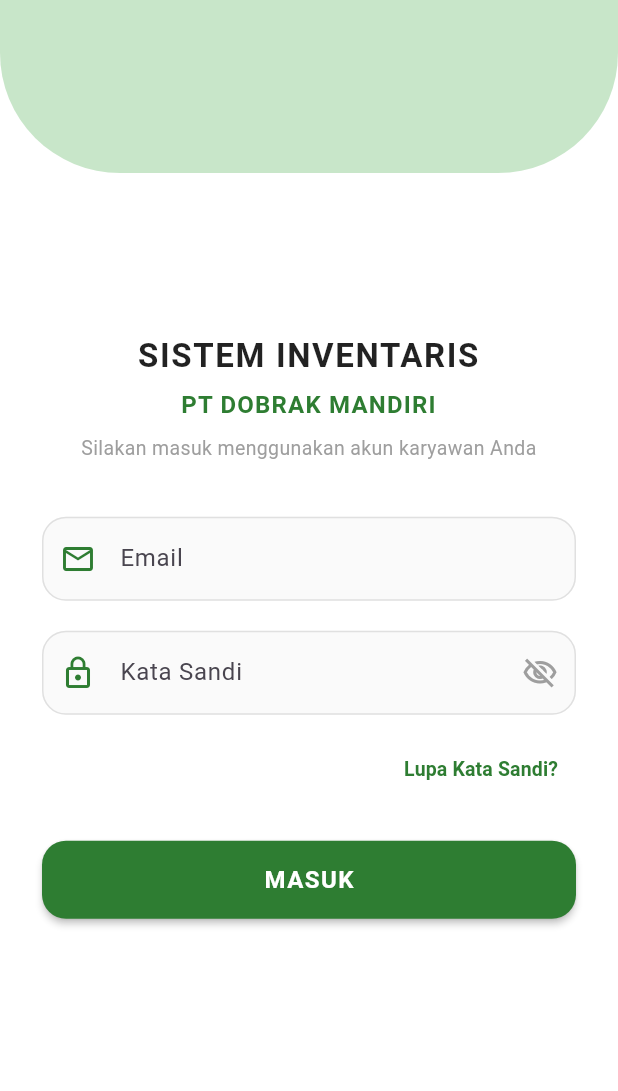
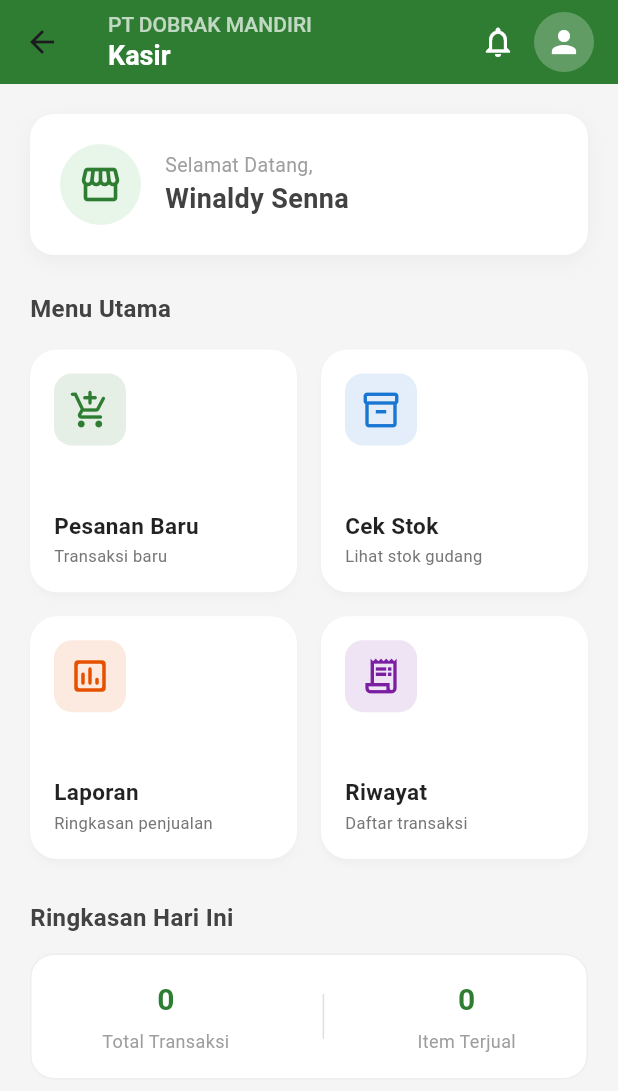
Before and after one commit to kevinnsrt/dobrak-mandiri, a Flutter app: the LoginForm screen opened directly, after a tap on "MASUK", on a phone screen of 412 x 824 dp. Shown: the top 1091 px of the screen. Run offline on Flutter 3.47's test engine with Material 3 defaults, Android fonts, the phone set to English and light mode, and no system bars; network calls fail.

Commit message:
slicing ui cashier dashboard

```diff
--- a/lib/authentication/login-form.dart
+++ b/lib/authentication/login-form.dart
@@ -1,3 +1,4 @@
+import 'package:dobrak_mandiri_app/dashboard/cashier.main.dashboard.dart';
 import 'package:flutter/material.dart';
 
 class LoginForm extends StatefulWidget {
@@ -182,7 +183,12 @@
                       height: 52,
                       child: ElevatedButton(
                         onPressed: () {
-                          // Belum ada fungsi
+                          Navigator.push(
+                            context,
+                            MaterialPageRoute<void>(
+                              builder: (context) => const CashierMainDashboard(),
+                            ),
+                          );
                         },
                         style: ElevatedButton.styleFrom(
                           backgroundColor: primaryGreen,
--- a/lib/authentication/login.dart
+++ b/lib/authentication/login.dart
@@ -94,7 +94,6 @@
                   const Spacer(), // Memberi ruang kosong di antara teks dan tombol
 
                   // TOMBOL LOGIN
-                  // TOMBOL LOGIN
                   Container(
                     width: double.infinity,
                     height: 55,
--- /dev/null
+++ b/lib/dashboard/cashier.main.dashboard.dart
@@ -0,0 +1,281 @@
+import 'package:flutter/material.dart';
+
+class CashierMainDashboard extends StatefulWidget {
+  const CashierMainDashboard({super.key});
+
+  @override
+  State<CashierMainDashboard> createState() => _CashierMainDashboardState();
+}
+
+class _CashierMainDashboardState extends State<CashierMainDashboard> {
+  // Warna Utama PT Dobrak Mandiri
+  final Color primaryGreen = const Color(0xFF2E7D32);
+  final Color lightGreenBg = const Color(0xFFE8F5E9);
+
+  @override
+  Widget build(BuildContext context) {
+    return Scaffold(
+      backgroundColor: Colors.grey.shade100,
+      appBar: AppBar(
+        elevation: 0,
+        backgroundColor: primaryGreen,
+        title: const Column(
+          crossAxisAlignment: CrossAxisAlignment.start,
+          children: [
+            Text(
+              "PT DOBRAK MANDIRI",
+              style: TextStyle(
+                fontSize: 14,
+                fontWeight: FontWeight.w500,
+                color: Colors.white70,
+              ),
+            ),
+            Text(
+              "Kasir",
+              style: TextStyle(
+                fontSize: 18,
+                fontWeight: FontWeight.bold,
+                color: Colors.white,
+              ),
+            ),
+          ],
+        ),
+        actions: [
+          IconButton(
+            icon: const Icon(Icons.notifications_none, color: Colors.white),
+            onPressed: () {},
+          ),
+          CircleAvatar(
+            backgroundColor: Colors.white24,
+            child: const Icon(Icons.person, color: Colors.white),
+          ),
+          const SizedBox(width: 16),
+        ],
+      ),
+      body: SafeArea(
+        child: SingleChildScrollView(
+          padding: const EdgeInsets.all(20.0),
+          child: Column(
+            crossAxisAlignment: CrossAxisAlignment.start,
+            children: [
+              // --- 1. Header Informasi Kasir ---
+              Container(
+                width: double.infinity,
+                padding: const EdgeInsets.all(20),
+                decoration: BoxDecoration(
+                  color: Colors.white,
+                  borderRadius: BorderRadius.circular(16),
+                  boxShadow: [
+                    BoxShadow(
+                      color: Colors.black.withOpacity(0.04),
+                      blurRadius: 10,
+                      offset: const Offset(0, 4),
+                    ),
+                  ],
+                ),
+                child: Row(
+                  children: [
+                    Container(
+                      padding: const EdgeInsets.all(12),
+                      decoration: BoxDecoration(
+                        color: lightGreenBg,
+                        shape: BoxShape.circle,
+                      ),
+                      child: Icon(Icons.storefront, color: primaryGreen, size: 30),
+                    ),
+                    const SizedBox(width: 16),
+                    Column(
+                      crossAxisAlignment: CrossAxisAlignment.start,
+                      children: [
+                        const Text(
+                          "Selamat Datang,",
+                          style: TextStyle(fontSize: 13, color: Colors.grey),
+                        ),
+                        Text(
+                          "Winaldy Senna",
+                          style: TextStyle(
+                            fontSize: 18,
+                            fontWeight: FontWeight.bold,
+                            color: Colors.grey.shade800,
+                          ),
+                        ),
+                      ],
+                    ),
+                  ],
+                ),
+              ),
+
+              const SizedBox(height: 24),
+
+              // --- 2. Judul Bagian Menu Utama ---
+              Text(
+                "Menu Utama",
+                style: TextStyle(
+                  fontSize: 16,
+                  fontWeight: FontWeight.bold,
+                  color: Colors.grey.shade800,
+                ),
+              ),
+              const SizedBox(height: 16),
+
+              // --- 3. Grid Menu Akses Cepat (Box Pilihan) ---
+              GridView.count(
+                shrinkWrap: true,
+                physics: const NeverScrollableScrollPhysics(),
+                crossAxisCount: 2,
+                crossAxisSpacing: 16,
+                mainAxisSpacing: 16,
+                childAspectRatio: 1.1, // Rasio ukuran box
+                children: [
+                  _buildMenuCard(
+                    title: "Pesanan Baru",
+                    subtitle: "Transaksi baru",
+                    icon: Icons.add_shopping_cart_rounded,
+                    color: primaryGreen,
+                    onTap: () {
+                      // Navigasi ke Halaman Pesanan Baru
+                    },
+                  ),
+                  _buildMenuCard(
+                    title: "Cek Stok",
+                    subtitle: "Lihat stok gudang",
+                    icon: Icons.inventory_2_outlined,
+                    color: const Color(0xFF1976D2), // Biru
+                    onTap: () {
+                      // Navigasi ke Halaman Cek Stok
+                    },
+                  ),
+                  _buildMenuCard(
+                    title: "Laporan",
+                    subtitle: "Ringkasan penjualan",
+                    icon: Icons.insert_chart_outlined_rounded,
+                    color: const Color(0xFFE65100), // Oranye
+                    onTap: () {
+                      // Navigasi ke Halaman Laporan
+                    },
+                  ),
+                  _buildMenuCard(
+                    title: "Riwayat",
+                    subtitle: "Daftar transaksi",
+                    icon: Icons.receipt_long_outlined,
+                    color: const Color(0xFF7B1FA2), // Ungu
+                    onTap: () {
+                      // Navigasi ke Halaman Riwayat
+                    },
+                  ),
+                ],
+              ),
+
+              const SizedBox(height: 28),
+
+              // --- 4. Ringkasan Singkat / Status ---
+              Text(
+                "Ringkasan Hari Ini",
+                style: TextStyle(
+                  fontSize: 16,
+                  fontWeight: FontWeight.bold,
+                  color: Colors.grey.shade800,
+                ),
+              ),
+              const SizedBox(height: 12),
+              Container(
+                padding: const EdgeInsets.all(16),
+                decoration: BoxDecoration(
+                  color: Colors.white,
+                  borderRadius: BorderRadius.circular(16),
+                  border: Border.all(color: Colors.grey.shade200),
+                ),
+                child: Row(
+                  mainAxisAlignment: MainAxisAlignment.spaceAround,
+                  children: [
+                    _buildSummaryItem("Total Transaksi", "0"),
+                    Container(height: 30, width: 1, color: Colors.grey.shade300),
+                    _buildSummaryItem("Item Terjual", "0"),
+                  ],
+                ),
+              ),
+            ],
+          ),
+        ),
+      ),
+    );
+  }
+
+  // --- Helper Widget: Kartu Box Menu ---
+  Widget _buildMenuCard({
+    required String title,
+    required String subtitle,
+    required IconData icon,
+    required Color color,
+    required VoidCallback onTap,
+  }) {
+    return Material(
+      color: Colors.white,
+      borderRadius: BorderRadius.circular(18),
+      elevation: 2,
+      shadowColor: Colors.black12,
+      child: InkWell(
+        onTap: onTap,
+        borderRadius: BorderRadius.circular(18),
+        child: Padding(
+          padding: const EdgeInsets.all(16.0),
+          child: Column(
+            mainAxisAlignment: MainAxisAlignment.center,
+            crossAxisAlignment: CrossAxisAlignment.start,
+            children: [
+              Container(
+                padding: const EdgeInsets.all(10),
+                decoration: BoxDecoration(
+                  color: color.withOpacity(0.12),
+                  borderRadius: BorderRadius.circular(12),
+                ),
+                child: Icon(icon, color: color, size: 28),
+              ),
+              const Spacer(),
+              Text(
+                title,
+                style: const TextStyle(
+                  fontSize: 15,
+                  fontWeight: FontWeight.bold,
+                  color: Colors.black87,
+                ),
+              ),
+              const SizedBox(height: 2),
+              Text(
+                subtitle,
+                style: TextStyle(
+                  fontSize: 11,
+                  color: Colors.grey.shade600,
+                ),
+              ),
+            ],
+          ),
+        ),
+      ),
+    );
+  }
+
+  // --- Helper Widget: Item Ringkasan ---
+  Widget _buildSummaryItem(String label, String value) {
+    return Column(
+      children: [
+        Text(
+          value,
+          style: TextStyle(
+            fontSize: 20,
+            fontWeight: FontWeight.bold,
+            color: primaryGreen,
+          ),
+        ),
+        const SizedBox(height: 4),
+        Text(
+          label,
+          style: const TextStyle(
+            fontSize: 12,
+            color: Colors.grey,
+          ),
+        ),
+      ],
+    );
+  }
+}
--- /dev/null
+++ b/lib/dashboard/inventory.main.dashboard.dart
@@ -0,0 +1,15 @@
+import 'package:flutter/material.dart';
+
+class InventoryMainDashboard extends StatefulWidget {
+  const InventoryMainDashboard({super.key});
+
+  @override
+  State<InventoryMainDashboard> createState() => _InventoryMainDashboardState();
+}
+
+class _InventoryMainDashboardState extends State<InventoryMainDashboard> {
+  @override
+  Widget build(BuildContext context) {
+    return Scaffold();
+  }
+}
```
